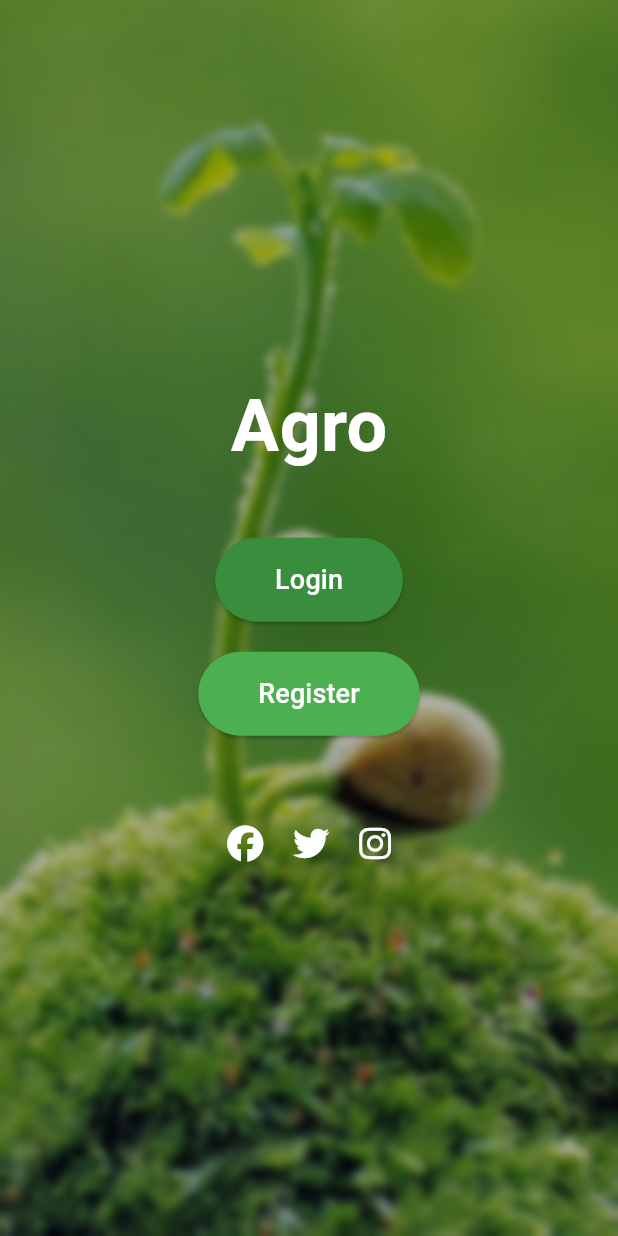
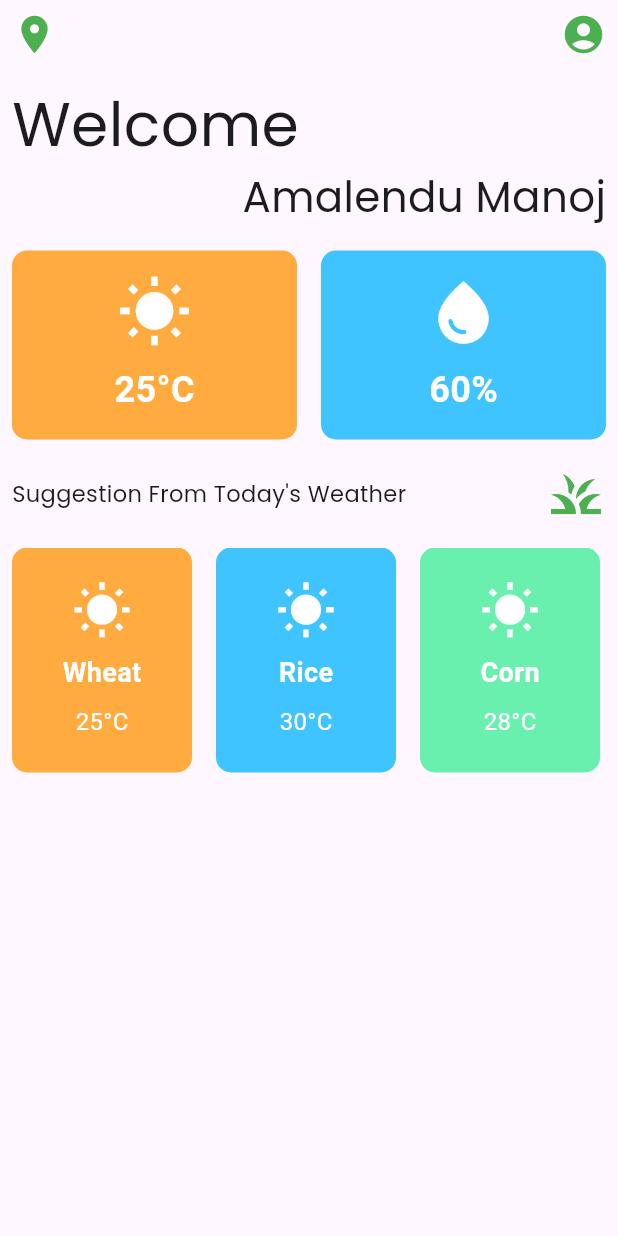
Before and after one commit to vagabond-0/agri, a Flutter app: the screen it shows after launch, on a phone screen of 412 x 824 dp. Run offline on Flutter 3.47's test engine with Material 3 defaults, Android fonts, the phone set to English and light mode, and no system bars; our stand-ins replace font_awesome_flutter, google_fonts.

Commit message:
Home screen for first module

```diff
--- /dev/null
+++ b/lib/Component/CropSuggestion.dart
@@ -0,0 +1,93 @@
+import 'package:flutter/material.dart';
+import 'package:google_fonts/google_fonts.dart';
+
+class CropSuggestion extends StatelessWidget {
+  const CropSuggestion({super.key});
+
+  @override
+  Widget build(BuildContext context) {
+    return Padding(
+      padding: const EdgeInsets.all(8.0),
+      child: Column(
+        crossAxisAlignment: CrossAxisAlignment.start, // Align text to start
+        children: [
+          Row(
+            mainAxisAlignment: MainAxisAlignment.spaceBetween,
+            children: [
+              Text(
+                "Suggestion From Today's Weather",
+                style: GoogleFonts.poppins(
+                  textStyle: const TextStyle(
+                    fontSize: 15,
+
+                  ),
+                ),
+              ),
+              Icon(
+                Icons.grass, // Crop icon
+                size: 40,
+                color: Colors.green,
+              ),
+            ],
+          ),
+          const SizedBox(height: 16), // Space between the row and the scrollable list
+
+          // Horizontal scrollable list of crop suggestions
+          SizedBox(
+            height: 150, // Fixed height for the crop cards
+            child: ListView(
+              scrollDirection: Axis.horizontal, // Horizontal scrolling
+              children: [
+                cropCard("Wheat", "25°C", Colors.orangeAccent),
+                cropCard("Rice", "30°C", Colors.lightBlueAccent),
+                cropCard("Corn", "28°C", Colors.greenAccent),
+                cropCard("Barley", "24°C", Colors.pinkAccent),
+                cropCard("Soybean", "27°C", Colors.purpleAccent),
+              ],
+            ),
+          ),
+        ],
+      ),
+    );
+  }
+
+  // Reusable function to create crop cards
+  Widget cropCard(String cropName, String temperature, Color bgColor) {
+    return Container(
+      width: 120, // Fixed width for each crop card
+      margin: const EdgeInsets.only(right: 16), // Space between cards
+      padding: const EdgeInsets.all(16.0),
+      decoration: BoxDecoration(
+        color: bgColor, // Background color based on crop
+        borderRadius: BorderRadius.circular(10),
+      ),
+      child: Column(
+        mainAxisAlignment: MainAxisAlignment.center,
+        children: [
+          Icon(
+            Icons.wb_sunny, // Sun icon for temperature
+            size: 40,
+            color: Colors.white,
+          ),
+          const SizedBox(height: 8),
+          Text(
+            cropName, // Crop name
+            style: const TextStyle(
+              fontSize: 18,
+              color: Colors.white,
+              fontWeight: FontWeight.bold,
+            ),
+          ),
+          const SizedBox(height: 8),
+          Text(
+            temperature, // Temperature for the crop
+            style: const TextStyle(
+              fontSize: 16,
+              color: Colors.white,
+            ),
+          ),
+        ],
+      ),
+    );
+  }
+}
--- /dev/null
+++ b/lib/Component/Hero.dart
@@ -0,0 +1,44 @@
+import 'package:flutter/material.dart';
+import 'package:google_fonts/google_fonts.dart';
+
+class CustomHero extends StatelessWidget {
+  const CustomHero({super.key});
+
+  @override
+  Widget build(BuildContext context) {
+    return Padding(
+      padding: const EdgeInsets.all(8.0),
+      child: Column(
+        crossAxisAlignment: CrossAxisAlignment.stretch,
+        children: [
+          Row(
+            mainAxisAlignment: MainAxisAlignment.start,
+            children: [
+              Text(
+                "Welcome",
+                style: GoogleFonts.poppins(
+                  textStyle: const TextStyle(
+                    fontSize: 40,
+                  ),
+                ),
+              ),
+            ],
+          ),
+          Row(
+            mainAxisAlignment: MainAxisAlignment.end,
+            children: [
+              Text(
+                "Amalendu Manoj",
+                style: GoogleFonts.poppins(
+                  textStyle: const TextStyle(
+                    fontSize: 28,
+                  ),
+                ),
+              ),
+            ],
+          ),
+        ],
+      ),
+    );
+  }
+}
--- /dev/null
+++ b/lib/Component/TemperatureScreen.dart
@@ -0,0 +1,80 @@
+import 'package:flutter/material.dart';
+
+class Temperaturescreen extends StatelessWidget {
+  const Temperaturescreen({super.key});
+
+  @override
+  Widget build(BuildContext context) {
+    return Padding(
+      padding: const EdgeInsets.all(8.0),
+      child: Column(
+        children: [
+          Row(
+            mainAxisAlignment: MainAxisAlignment.spaceBetween,
+            children: [
+
+              Expanded(
+                child: Container(
+                  padding: const EdgeInsets.all(16.0),
+                  decoration: BoxDecoration(
+                    color: Colors.orangeAccent,
+                    borderRadius: BorderRadius.circular(10),
+                  ),
+                  child: const Column(
+                    mainAxisAlignment: MainAxisAlignment.center,
+                    children: const [
+                      Icon(
+                        Icons.wb_sunny,
+                        size: 50,
+                        color: Colors.white,
+                      ),
+                      SizedBox(height: 10),
+                      Text(
+                        '25°C',
+                        style: TextStyle(
+                          fontSize: 24,
+                          fontWeight: FontWeight.bold,
+                          color: Colors.white,
+                        ),
+                      ),
+                    ],
+                  ),
+                ),
+              ),
+              SizedBox(width: 16),
+              // Box for Humidity
+              Expanded(
+                child: Container(
+                  padding: const EdgeInsets.all(16.0),
+                  decoration: BoxDecoration(
+                    color: Colors.lightBlueAccent,
+                    borderRadius: BorderRadius.circular(10),
+                  ),
+                  child: const Column(
+                    mainAxisAlignment: MainAxisAlignment.center,
+                    children: const [
+                      Icon(
+                        Icons.water_drop,
+                        size: 50,
+                        color: Colors.white,
+                      ),
+                      SizedBox(height: 10),
+                      Text(
+                        '60%',
+                        style: TextStyle(
+                          fontSize: 24,
+                          fontWeight: FontWeight.bold,
+                          color: Colors.white,
+                        ),
+                      ),
+                    ],
+                  ),
+                ),
+              ),
+            ],
+          ),
+        ],
+      ),
+    );
+  }
+}
--- /dev/null
+++ b/lib/Homescreen.dart
@@ -0,0 +1,42 @@
+import 'package:agri/Component/CropSuggestion.dart';
+import 'package:agri/Component/Hero.dart';
+import 'package:agri/Component/TemperatureScreen.dart';
+import 'package:flutter/material.dart';
+import 'package:flutter/widgets.dart';
+
+class Homescreen extends StatelessWidget {
+  const Homescreen({super.key});
+
+  @override
+  Widget build(BuildContext context) {
+    return Scaffold(
+      body: Column(
+        children: [
+          Padding(
+            padding: EdgeInsets.all(8.0),
+            child: Row(
+              mainAxisAlignment: MainAxisAlignment.spaceBetween,
+              children: [
+                Icon(
+                  Icons.location_on,
+                  size: 30,
+                  color: Colors.green,
+                ),
+                Icon(
+                  Icons.account_circle,
+                  size: 30,
+                  color: Colors.green,
+                )
+              ],
+
+            ),
+
+          ),
+           CustomHero(),
+           Temperaturescreen(),
+           CropSuggestion()
+        ],
+      ),
+    );
+  }
+}
--- a/lib/login.dart
+++ b/lib/login.dart
@@ -3,21 +3,8 @@ import 'dart:ui'; // Import for BackdropFilter
 import 'package:flutter/material.dart';
 import 'package:font_awesome_flutter/font_awesome_flutter.dart'; // Import this package
 
-void main() {
-  runApp(AgroApp());
-}
 
-class AgroApp extends StatelessWidget {
-  @override
-  Widget build(BuildContext context) {
-    return MaterialApp(
-      debugShowCheckedModeBanner: false,
-      home: HomePage(),
-    );
-  }
-}
-
-class HomePage extends StatelessWidget {
+class Login extends StatelessWidget {
   @override
   Widget build(BuildContext context) {
     return Scaffold(
--- a/lib/main.dart
+++ b/lib/main.dart
@@ -1,5 +1,6 @@
+import 'package:agri/Homescreen.dart';
 import 'package:flutter/material.dart';
-import 'login.dart'; // Import your login screen
+import 'login.dart';
 
 void main() {
   runApp(MyApp());
@@ -9,14 +10,15 @@ class MyApp extends StatelessWidget {
   @override
   Widget build(BuildContext context) {
     return MaterialApp(
+      debugShowCheckedModeBanner: false,
       title: 'Agro App',
       theme: ThemeData(
         primarySwatch: Colors.blue,
       ),
       initialRoute: '/',
       routes: {
-        '/': (context) => HomePage(), // Set LoginPage as the initial route
-        '/home': (context) => HomePage(), // Define your home page route
+        '/': (context) => Homescreen(),
+        '/home': (context) =>const  Homescreen(),
       },
     );
   }
--- a/pubspec.yaml
+++ b/pubspec.yaml
@@ -35,6 +35,7 @@ dependencies:
   # The following adds the Cupertino Icons font to your application.
   # Use with the CupertinoIcons class for iOS style icons.
   cupertino_icons: ^1.0.6
+  google_fonts: ^6.2.1
 
 dev_dependencies:
   flutter_test:
```
Also changed, not shown: pubspec.lock, 1 other file.
